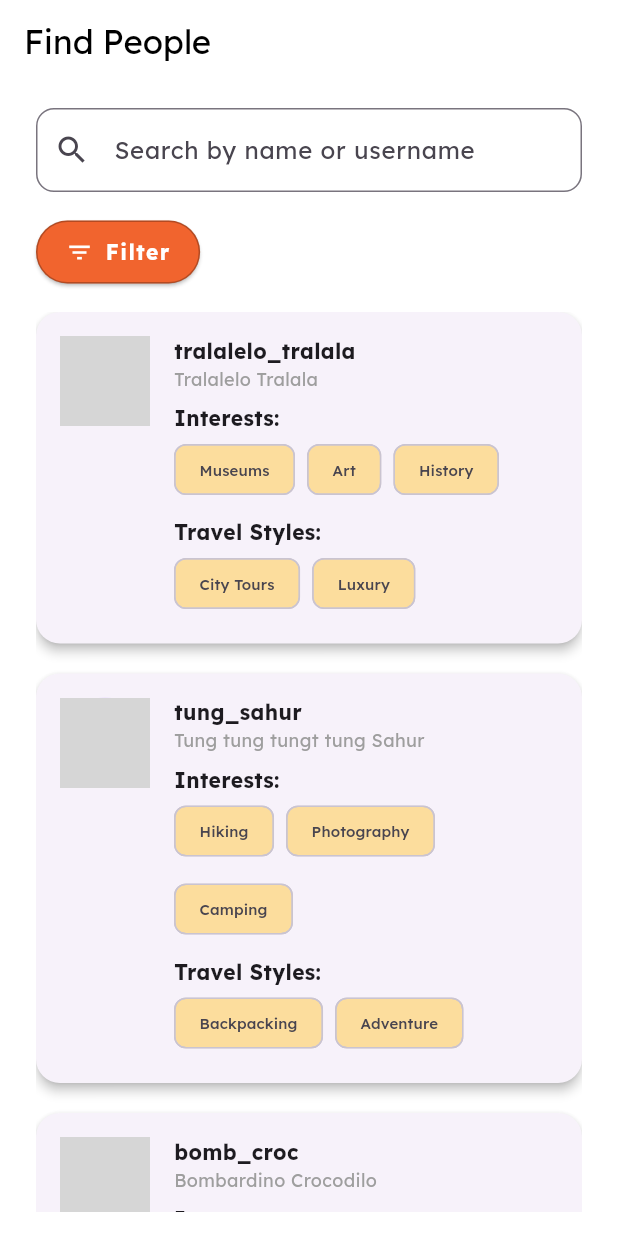
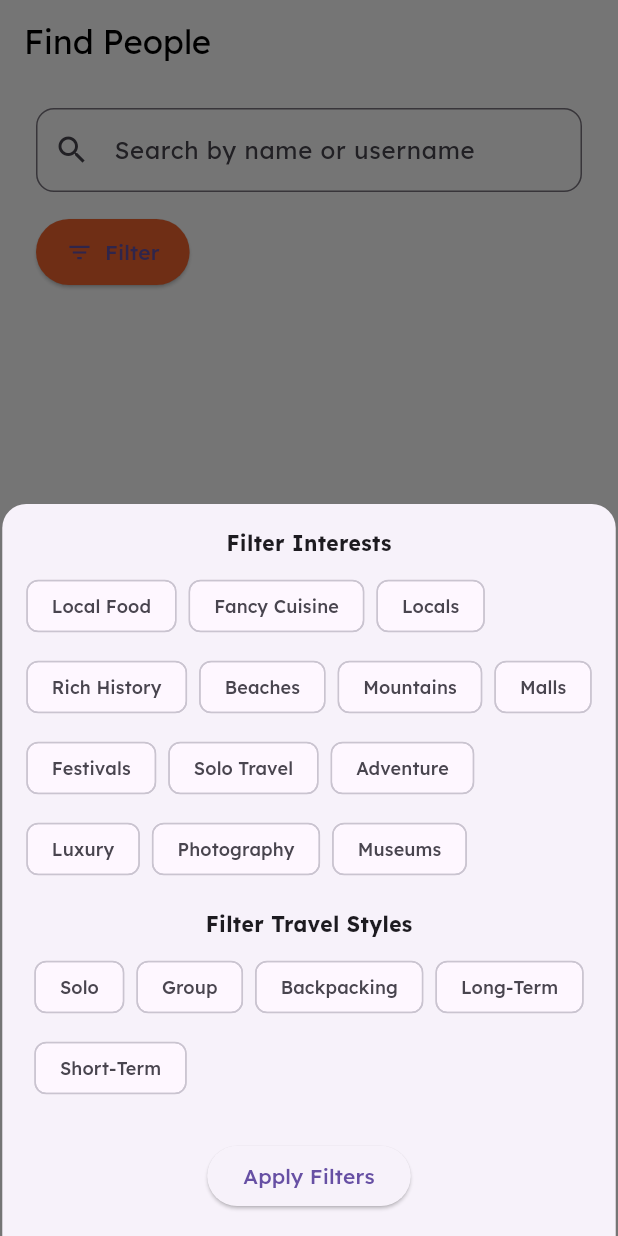
Before and after one commit to jpcabatingan/HaoFar_TravelApp, a Flutter app: the Friends screen opened by its route, after a tap on "Filter", on a phone screen of 412 x 824 dp. Run offline on Flutter 3.47's test engine with Material 3 defaults, Android fonts, the phone set to English and light mode, and no system bars; our stand-ins replace cloud_firestore, firebase_auth, firebase_core, google_fonts, image_picker, qr_flutter; accounts and stored records are empty; generated files the repository leaves out were written again; grey boxes are pictures that could not be loaded.

Commit message:
chore: added working find similar people page and added view_profile_screen page

```diff
--- a/project/lib/api/users_api.dart
+++ b/project/lib/api/users_api.dart
@@ -82,4 +82,15 @@ class UserApi {
       throw 'Failed to update profile picture: $e';
     }
   }
+
+  Future<List<UserModel>> getAllUsers({bool onlyPublic = true}) async {
+    Query query = users;
+    if (onlyPublic) {
+      query = query.where('isProfilePublic', isEqualTo: true);
+    }
+    final snapshot = await query.get();
+    return snapshot.docs
+        .map((doc) => UserModel.fromFirestore(doc))
+        .toList();
+  }
 }
--- a/project/lib/screens/friends/friends.dart
+++ b/project/lib/screens/friends/friends.dart
@@ -1,40 +1,147 @@
 import 'package:flutter/material.dart';
 import 'package:google_fonts/google_fonts.dart';
+import 'package:project/api/users_api.dart';
+import 'package:project/models/user.dart';
+import 'package:project/screens/profile/view_profile_screen.dart';
+import 'package:firebase_auth/firebase_auth.dart';
 
-class Friends extends StatelessWidget {
-  const Friends({super.key});
+
+class Friends extends StatefulWidget {
+  const Friends({Key? key}) : super(key: key);
+
+  @override
+  _FriendsState createState() => _FriendsState();
+}
+
+class _FriendsState extends State<Friends> {
+  final UserApi _usersApi = UserApi();
+  final TextEditingController _searchController = TextEditingController();
+
+  List<UserModel> _allUsers = [];
+  String _search = '';
+  Set<String> _filterInterests = {};
+  Set<String> _filterStyles = {};
+
+  static const List<String> _allInterestTags = [
+    "Local Food", "Fancy Cuisine", "Locals", "Rich History",
+    "Beaches", "Mountains", "Malls", "Festivals",
+    "Solo Travel", "Adventure", "Luxury", "Photography",
+    "Museums",
+  ];
+  static const List<String> _allStyleTags = [
+    "Solo", "Group", "Backpacking", "Long-Term", "Short-Term"
+  ];
+
+  @override
+  void initState() {
+    super.initState();
+    _loadUsers();
+    _searchController.addListener(() {
+      setState(() => _search = _searchController.text.trim().toLowerCase());
+    });
+  }
+
+  Future<void> _loadUsers() async {
+    final users = await _usersApi.getAllUsers(); // only public
+    setState(() => _allUsers = users);
+  }
+
+  List<UserModel> get _filteredUsers {
+    final currentUid = FirebaseAuth.instance.currentUser?.uid;
+
+    return _allUsers.where((u) {
+
+      if (u.userId == currentUid) return false; // exclude self from results
+
+      final fullname = "${u.firstName} ${u.lastName}".toLowerCase();
+      final matchesSearch =
+          u.username.toLowerCase().contains(_search) || fullname.contains(_search);
+
+      final sharesInterest = u.interests.any(_filterInterests.contains);
+      final sharesStyle    = u.travelStyles.any(_filterStyles.contains);
+
+      // only show if at least one filter set and at least one tag matches
+      final passesFilter = (_filterInterests.isNotEmpty || _filterStyles.isNotEmpty)
+          ? (sharesInterest || sharesStyle)
+          : false;
+
+      return matchesSearch && passesFilter;
+    }).toList();
+  }
+
+  void _openFilterSheet() {
+    showModalBottomSheet(
+      context: context,
+      isScrollControlled: true,
+      shape: const RoundedRectangleBorder(
+        borderRadius: BorderRadius.vertical(top: Radius.circular(16)),
+      ),
+      builder: (ctx) {
+        return SingleChildScrollView(
+          padding: EdgeInsets.only(
+            bottom: MediaQuery.of(ctx).viewInsets.bottom,
+            top: 16,
+            left: 16,
+            right: 16,
+          ),
+          child: StatefulBuilder(
+            builder: (innerCtx, setInner) {
+              Widget _buildChips(List<String> tags, Set<String> sel) {
+                return Wrap(
+                  spacing: 8,
+                  runSpacing: 6,
+                  children: tags.map((tag) {
+                    final isSel = sel.contains(tag);
+                    return FilterChip(
+                      label: Text(tag, style: GoogleFonts.lexend(fontSize: 12)),
+                      selected: isSel,
+                      onSelected: (yes) => setInner(() {
+                        yes ? sel.add(tag) : sel.remove(tag);
+                      }),
+                    );
+                  }).toList(),
+                );
+              }
+
+              return Column(
+                mainAxisSize: MainAxisSize.min,
+                children: [
+                  Text("Filter Interests",
+                      style: GoogleFonts.lexend(fontWeight: FontWeight.bold)),
+                  const SizedBox(height: 8),
+                  _buildChips(_allInterestTags, _filterInterests),
+                  const SizedBox(height: 16),
+                  Text("Filter Travel Styles",
+                      style: GoogleFonts.lexend(fontWeight: FontWeight.bold)),
+                  const SizedBox(height: 8),
+                  _buildChips(_allStyleTags, _filterStyles),
+                  const SizedBox(height: 24),
+                  ElevatedButton(
+                    onPressed: () {
+                      setState(() {}); // re-run the list filter
+                      Navigator.pop(context);
+                    },
+                    child: const Text("Apply Filters"),
+                  ),
+                  const SizedBox(height: 16),
+                ],
+              );
+            },
+          ),
+        );
+      },
+    );
+  }
+
+  @override
+  void dispose() {
+    _searchController.dispose();
+    super.dispose();
+  }
 
   @override
   Widget build(BuildContext context) {
-    final List<Map<String, dynamic>> users = [
-      {
-        "username": "tralalelo_tralala",
-        "name": "Tralalelo Tralala",
-        "interests": ["Museums", "Art", "History"],
-        "travelStyles": ["City Tours", "Luxury"],
-        "avatar":
-            "https://static.wikia.nocookie.net/incredibox-sprunki-pyramixed-fanon/images/d/d6/TralaleroAllMode_%281%29.svg/revision/latest/scale-to-width/360?cb=20250412085013",
-      },
-      {
-        "username": "tung_sahur",
-        "name": "Tung tung tungt tung Sahur",
-        "interests": ["Hiking", "Photography", "Camping"],
-        "travelStyles": ["Backpacking", "Adventure"],
-        "avatar":
-            "https://i.ytimg.com/vi/cDgsVs8_ms4/hq720.jpg?sqp=-oaymwEhCK4FEIIDSFryq4qpAxMIARUAAAAAGAElAADIQj0AgKJD&rs=AOn4CLBXBues_uAQ5WxDp9-Ot3WSPkXiKw",
-      },
-      {
-        "username": "bomb_croc",
-        "name": "Bombardino Crocodilo",
-        "interests": ["Beaches", "Sunsets", "Food"],
-        "travelStyles": ["Relaxed", "Solo Travel"],
-        "avatar":
-            "https://static.wikia.nocookie.net/brainrotnew/images/1/10/Bombardiro_Crocodilo.jpg/revision/latest?cb=20250417102447",
-      }
-    ];
-
-    final Color highlightColor = const Color(0xFFF1642E);
-    final Color chipColor = const Color(0xFFFCDD9D);
+    const highlightColor = Color(0xFFF1642E);
 
     return Scaffold(
       backgroundColor: Colors.white,
@@ -46,13 +153,12 @@ class Friends extends StatelessWidget {
       ),
       body: Padding(
         padding: const EdgeInsets.symmetric(horizontal: 24, vertical: 16),
-        child: Column(
-          children: [
+        child: Column(children: [
           TextField(
+            controller: _searchController,
             style: GoogleFonts.lexend(),
             decoration: InputDecoration(
               hintText: 'Search by name or username',
-                hintStyle: GoogleFonts.lexend(),
               prefixIcon: const Icon(Icons.search),
               border: OutlineInputBorder(
                 borderRadius: BorderRadius.circular(12),
@@ -63,106 +169,55 @@ class Friends extends StatelessWidget {
           Align(
             alignment: Alignment.centerLeft,
             child: ElevatedButton.icon(
-                onPressed: () {},
+              onPressed: _openFilterSheet,
               icon: const Icon(Icons.filter_list),
               label: Text("Filter", style: GoogleFonts.lexend()),
               style: ElevatedButton.styleFrom(
                 backgroundColor: highlightColor,
-                  foregroundColor: Colors.white,
                 shape: RoundedRectangleBorder(
-                    borderRadius: BorderRadius.circular(30),
-                    side: const BorderSide(color: Colors.black26, width: 1),
-                  ),
+                    borderRadius: BorderRadius.circular(30)),
                 padding: const EdgeInsets.symmetric(horizontal: 20, vertical: 12),
-                  textStyle: const TextStyle(
-                    fontWeight: FontWeight.bold,
-                    letterSpacing: 1,
-                  ),
               ),
             ),
           ),
           const SizedBox(height: 16),
           Expanded(
             child: ListView.builder(
-                itemCount: users.length,
-                itemBuilder: (context, index) {
-                  final user = users[index];
+              itemCount: _filteredUsers.length,
+              itemBuilder: (ctx, i) {
+                final u = _filteredUsers[i];
                 return Card(
-                    margin: const EdgeInsets.only(bottom: 20),
+                  margin: const EdgeInsets.only(bottom: 16),
                   shape: RoundedRectangleBorder(
-                      borderRadius: BorderRadius.circular(16),
+                      borderRadius: BorderRadius.circular(16)),
+                  elevation: 2,
+                  child: ListTile(
+                    contentPadding: const EdgeInsets.all(12),
+                    leading: CircleAvatar(
+                      radius: 28,
+                      backgroundImage:
+                          NetworkImage(u.profilePicture ?? ''),
                     ),
-                    elevation: 3,
-                    child: Padding(
-                      padding: const EdgeInsets.all(16),
-                      child: Row(
-                        crossAxisAlignment: CrossAxisAlignment.start,
-                        children: [
-                          CircleAvatar(
-                            radius: 30,
-                            backgroundImage: NetworkImage(user['avatar']),
+                    title: Text(u.username,
+                        style: GoogleFonts.lexend(
+                            fontWeight: FontWeight.bold)),
+                    subtitle: Text("${u.firstName} ${u.lastName}",
+                        style: GoogleFonts.lexend(color: Colors.grey)),
+                    onTap: () {
+                      Navigator.push(
+                        context,
+                        MaterialPageRoute(
+                          builder: (_) =>
+                              PublicProfileScreen(userId: u.userId),
                         ),
-                          const SizedBox(width: 16),
-                          Expanded(
-                            child: Column(
-                              crossAxisAlignment: CrossAxisAlignment.start,
-                              children: [
-                                Text(user['username'],
-                                    style: GoogleFonts.lexend(
-                                      fontSize: 14,
-                                      fontWeight: FontWeight.bold,
-                                    )),
-                                Text(user['name'],
-                                    style: GoogleFonts.lexend(
-                                      fontSize: 12,
-                                      color: Colors.grey,
-                                    )),
-                                const SizedBox(height: 8),
-                                Text("Interests:",
-                                    style: GoogleFonts.lexend(
-                                      fontWeight: FontWeight.bold,
-                                    )),
-                                Wrap(
-                                  spacing: 8,
-                                  runSpacing: 4,
-                                  children: user['interests']
-                                      .map<Widget>((item) => Chip(
-                                            label: Text(item,
-                                                style: GoogleFonts.lexend(
-                                                    fontSize: 10)),
-                                            backgroundColor: chipColor,
-                                          ))
-                                      .toList(),
-                                ),
-                                const SizedBox(height: 8),
-                                Text("Travel Styles:",
-                                    style: GoogleFonts.lexend(
-                                      fontWeight: FontWeight.bold,
-                                    )),
-                                Wrap(
-                                  spacing: 8,
-                                  runSpacing: 4,
-                                  children: user['travelStyles']
-                                      .map<Widget>((item) => Chip(
-                                            label: Text(item,
-                                                style: GoogleFonts.lexend(
-                                                    fontSize: 10)),
-                                            backgroundColor: chipColor,
-                                          ))
-                                      .toList(),
-                                ),
-                              ],
-                            ),
-                          ),
-                        ],
-                      ),
+                      );
+                    },
                   ),
                 );
               },
             ),
           ),
-          ],
-        ),
+        ]),
       ),
     );
   }
```
Also changed, not shown: project/lib/screens/profile/view_profile_screen.dart (added, +112 -0 lines). Lines whose indentation alone changed are shown as unchanged.
